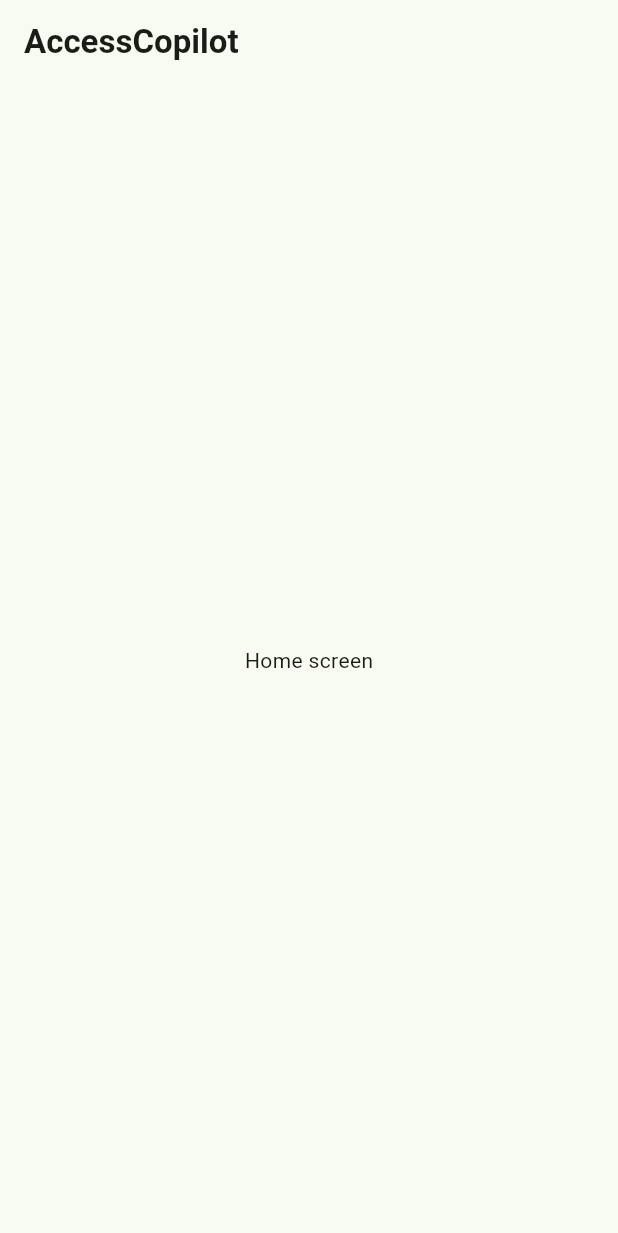
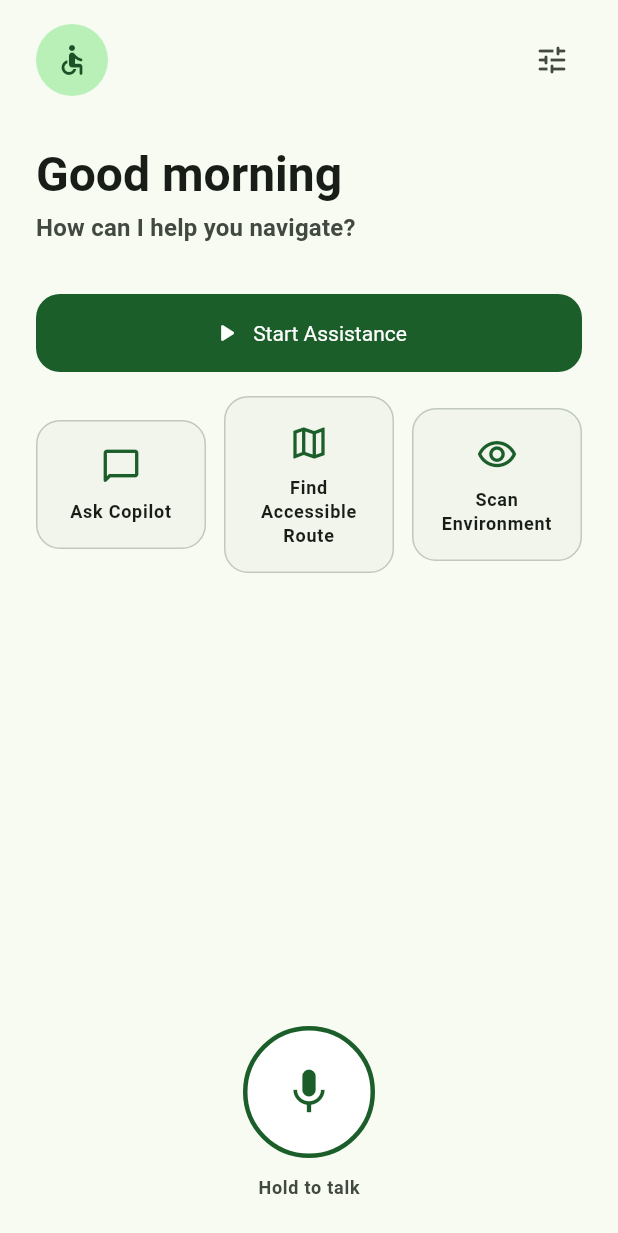
Before and after one commit to DerrickUnleashed/IQOO, a Flutter app: the HomeScreen screen opened by its route, on a phone screen of 412 x 824 dp. Shown: the top 1233 px of the screen. Run offline on Flutter 3.47's test engine with Material 3 defaults, Android fonts, the phone set to English and light mode, and no system bars; our stand-ins replace flutter_riverpod, go_router, shared_preferences; accounts and stored records are empty.

Commit message:
feat(home): implement assistant home screen
- Time-aware greeting and product purpose statement
- Dominant 'Start Assistance' primary CTA
- Secondary actions: Ask Copilot, Find Accessible Route, Scan Environment
- Persistent voice entry point wired to live assistance
- Profile quick-access affordance
- Routing stubs for assistance and profile features
- Home screen widget tests

```diff
--- a/apps/mobile/lib/core/router/app_router.dart
+++ b/apps/mobile/lib/core/router/app_router.dart
@@ -1,16 +1,20 @@
 import 'package:flutter_riverpod/flutter_riverpod.dart';
 import 'package:go_router/go_router.dart';
 
+import '../../features/assistance/presentation/assistance_screen.dart';
 import '../../features/home/presentation/home_screen.dart';
 import '../../features/onboarding/domain/onboarding_providers.dart';
 import '../../features/onboarding/presentation/accessibility_preferences_screen.dart';
 import '../../features/onboarding/presentation/onboarding_flow_screen.dart';
+import '../../features/profile/presentation/profile_screen.dart';
 
 /// The application's route names, kept as constants to avoid typos.
 abstract class AppRoute {
   static const home = '/';
   static const onboarding = '/onboarding';
   static const preferences = '/onboarding/preferences';
+  static const assistance = '/assistance';
+  static const profile = '/profile';
 }
 
 /// Provides the [GoRouter] instance for the application.
@@ -45,6 +49,16 @@
         builder: (context, state) => const HomeScreen(),
       ),
       GoRoute(
+        path: AppRoute.assistance,
+        name: AppRoute.assistance,
+        builder: (context, state) => const AssistanceScreen(),
+      ),
+      GoRoute(
+        path: AppRoute.profile,
+        name: AppRoute.profile,
+        builder: (context, state) => const ProfileScreen(),
+      ),
+      GoRoute(
         path: AppRoute.onboarding,
         name: AppRoute.onboarding,
         builder: (context, state) => const OnboardingFlowScreen(),
--- /dev/null
+++ b/apps/mobile/lib/features/assistance/presentation/assistance_screen.dart
@@ -0,0 +1,17 @@
+import 'package:flutter/material.dart';
+
+/// Placeholder for the live assistance experience.
+///
+/// The full camera + perception + voice experience is implemented in a
+/// later milestone. This stub gives navigation a concrete destination.
+class AssistanceScreen extends StatelessWidget {
+  const AssistanceScreen({super.key});
+
+  @override
+  Widget build(BuildContext context) {
+    return Scaffold(
+      appBar: AppBar(title: const Text('Assistance')),
+      body: const Center(child: Text('Live assistance coming soon')),
+    );
+  }
+}
--- a/apps/mobile/lib/features/home/presentation/home_screen.dart
+++ b/apps/mobile/lib/features/home/presentation/home_screen.dart
@@ -1,16 +1,183 @@
 import 'package:flutter/material.dart';
+import 'package:flutter_riverpod/flutter_riverpod.dart';
+import 'package:go_router/go_router.dart';
+
+import '../../../core/router/app_router.dart';
+import '../../../core/theme/app_spacing.dart';
+import '../../../shared/widgets/index.dart';
 
 /// The assistant home screen.
 ///
-/// This is a minimal shell that will be fully designed in a later milestone.
-class HomeScreen extends StatelessWidget {
+/// Immediately communicates the product purpose with a time-aware
+/// greeting and a single dominant action ("Start assistance"), plus
+/// three secondary actions and a persistent voice entry point.
+class HomeScreen extends ConsumerWidget {
   const HomeScreen({super.key});
+
+  String _greeting() {
+    final hour = DateTime.now().hour;
+    if (hour >= 5 && hour < 12) return 'Good morning';
+    if (hour >= 12 && hour < 17) return 'Good afternoon';
+    return 'Good evening';
+  }
+
+  @override
+  Widget build(BuildContext context, WidgetRef ref) {
+    final textTheme = Theme.of(context).textTheme;
+    final scheme = Theme.of(context).colorScheme;
+
+    return Scaffold(
+      body: SafeArea(
+        child: Padding(
+          padding: const EdgeInsets.symmetric(horizontal: AppSpacing.xl),
+          child: Column(
+            crossAxisAlignment: CrossAxisAlignment.stretch,
+            children: [
+              const SizedBox(height: AppSpacing.lg),
+              Row(
+                children: [
+                  Container(
+                    width: 48,
+                    height: 48,
+                    decoration: BoxDecoration(
+                      color: scheme.primaryContainer,
+                      shape: BoxShape.circle,
+                    ),
+                    child: Icon(
+                      Icons.accessible_rounded,
+                      color: scheme.onPrimaryContainer,
+                    ),
+                  ),
+                  const Spacer(),
+                  IconButton(
+                    onPressed: () => context.go(AppRoute.profile),
+                    tooltip: 'Profile',
+                    icon: const Icon(Icons.tune_rounded),
+                  ),
+                ],
+              ),
+              const SizedBox(height: AppSpacing.xxl),
+
+              Text(_greeting(), style: textTheme.headlineLarge),
+              const SizedBox(height: AppSpacing.xs),
+              Text(
+                'How can I help you navigate?',
+                style: textTheme.titleMedium?.copyWith(
+                  color: scheme.onSurfaceVariant,
+                ),
+              ),
+              const SizedBox(height: AppSpacing.xxl),
+
+              // Primary call to action.
+              PrimaryButton(
+                onPressed: () => context.push(AppRoute.assistance),
+                icon: Icons.play_arrow_rounded,
+                child: const Text('Start Assistance'),
+              ),
+              const SizedBox(height: AppSpacing.lg),
+
+              // Secondary actions.
+              Row(
+                children: [
+                  Expanded(
+                    child: _HomeActionTile(
+                      icon: Icons.chat_bubble_outline_rounded,
+                      label: 'Ask Copilot',
+                      onTap: () {},
+                    ),
+                  ),
+                  const SizedBox(width: AppSpacing.md),
+                  Expanded(
+                    child: _HomeActionTile(
+                      icon: Icons.map_outlined,
+                      label: 'Find Accessible Route',
+                      onTap: () {},
+                    ),
+                  ),
+                  const SizedBox(width: AppSpacing.md),
+                  Expanded(
+                    child: _HomeActionTile(
+                      icon: Icons.visibility_outlined,
+                      label: 'Scan Environment',
+                      onTap: () {},
+                    ),
+                  ),
+                ],
+              ),
+              const Spacer(),
+
+              // Persistent voice entry.
+              Center(
+                child: Semantics(
+                  label: 'Hold to talk to your accessibility copilot',
+                  child: VoiceButton(
+                    onPressed: () => context.push(AppRoute.assistance),
+                  ),
+                ),
+              ),
+              const SizedBox(height: AppSpacing.md),
+              Center(
+                child: Text(
+                  'Hold to talk',
+                  style: textTheme.labelMedium?.copyWith(
+                    color: scheme.onSurfaceVariant,
+                  ),
+                ),
+              ),
+              const SizedBox(height: AppSpacing.xl),
+            ],
+          ),
+        ),
+      ),
+    );
+  }
+}
+
+/// Compact secondary action tile used under the primary CTA.
+class _HomeActionTile extends StatelessWidget {
+  const _HomeActionTile({
+    required this.icon,
+    required this.label,
+    required this.onTap,
+  });
+
+  final IconData icon;
+  final String label;
+  final VoidCallback onTap;
 
   @override
   Widget build(BuildContext context) {
-    return Scaffold(
-      appBar: AppBar(title: const Text('AccessCopilot')),
-      body: const Center(child: Text('Home screen')),
+    final scheme = Theme.of(context).colorScheme;
+
+    return Semantics(
+      button: true,
+      label: label,
+      child: InkWell(
+        onTap: onTap,
+        borderRadius: BorderRadius.circular(16),
+        child: Container(
+          padding: const EdgeInsets.symmetric(
+            horizontal: AppSpacing.md,
+            vertical: AppSpacing.lg,
+          ),
+          decoration: BoxDecoration(
+            color: scheme.surfaceContainerLow,
+            borderRadius: BorderRadius.circular(16),
+            border: Border.all(color: scheme.outlineVariant),
+          ),
+          child: Column(
+            children: [
+              Icon(icon, size: 28, color: scheme.primary),
+              const SizedBox(height: AppSpacing.sm),
+              Text(
+                label,
+                textAlign: TextAlign.center,
+                style: Theme.of(context).textTheme.labelMedium,
+              ),
+            ],
+          ),
+        ),
+      ),
     );
   }
 }
--- /dev/null
+++ b/apps/mobile/lib/features/profile/presentation/profile_screen.dart
@@ -0,0 +1,18 @@
+import 'package:flutter/material.dart';
+
+/// Placeholder for the personalized profile screen.
+///
+/// The full profile experience (accessibility preferences, voice
+/// settings, navigation preferences, privacy) is implemented in a later
+/// milestone. This stub gives navigation a concrete destination.
+class ProfileScreen extends StatelessWidget {
+  const ProfileScreen({super.key});
+
+  @override
+  Widget build(BuildContext context) {
+    return Scaffold(
+      appBar: AppBar(title: const Text('Profile')),
+      body: const Center(child: Text('Profile coming soon')),
+    );
+  }
+}
```
Also changed, not shown: 4 other files.
